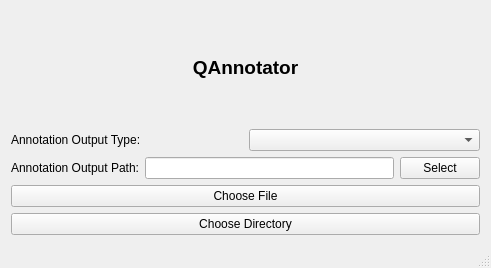
This is src/mainwindow.ui in KDE/mark as Qt 5 draws it before an edit. The edited form follows.
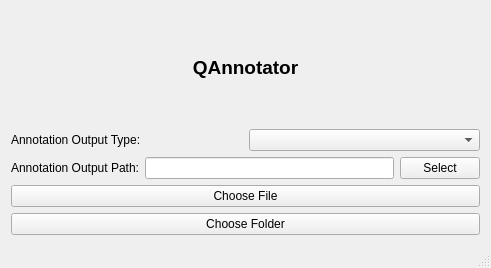
This is the edited form.

```diff
--- a/src/mainwindow.ui
+++ b/src/mainwindow.ui
@@ -103,7 +103,7 @@
     <item row="4" column="0">
      <widget class="QPushButton" name="chooseDirButton">
       <property name="text">
-       <string>Choose Directory</string>
+       <string>Choose Folder</string>
       </property>
      </widget>
     </item>
```
